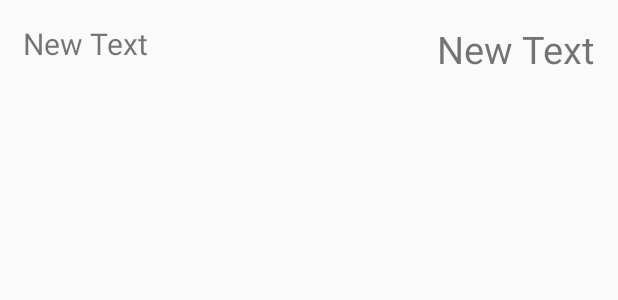
After one commit to Norapol/BroadcasterTest, an Android app: the layout score_listview.xml on its own in the app's theme, with its tools: preview values and no code run, on a phone screen of 412 x 824 dp. The commit adds this screen. Shown: the top 300 px of the screen. Run offline under Robolectric (Android 15) with nearby library versions, the phone set to English and light mode, and no system bars.

Commit message:
Finish 11 March 2016

```diff
--- a/app/src/main/AndroidManifest.xml
+++ b/app/src/main/AndroidManifest.xml
@@ -34,8 +34,10 @@
             android:screenOrientation="landscape" />
         <activity
             android:name=".ShowScoreActivity"
-            android:screenOrientation="landscape">
-        </activity>
+            android:screenOrientation="landscape"></activity>
+        <activity
+            android:name=".ListScoreActivity"
+            android:screenOrientation="landscape"></activity>
     </application>
 
 </manifest>
--- /dev/null
+++ b/app/src/main/res/layout-land/score_listview.xml
@@ -0,0 +1,28 @@
+<?xml version="1.0" encoding="utf-8"?>
+<LinearLayout xmlns:android="http://schemas.android.com/apk/res/android"
+    android:orientation="horizontal" android:layout_width="wrap_content"
+    android:layout_height="wrap_content">
+
+    <RelativeLayout
+        android:layout_width="match_parent"
+        android:layout_height="wrap_content">
+
+        <TextView
+            android:layout_width="wrap_content"
+            android:layout_height="wrap_content"
+            android:text="New Text"
+            android:id="@+id/textView9"
+            android:layout_alignParentLeft="true"
+            android:textSize="@dimen/h2"
+            android:layout_margin="15dp" />
+
+        <TextView
+            android:layout_width="wrap_content"
+            android:layout_height="wrap_content"
+            android:text="New Text"
+            android:id="@+id/textView10"
+            android:layout_alignParentRight="true"
+            android:textSize="@dimen/h1"
+            android:layout_margin="15dp" />
+    </RelativeLayout>
+</LinearLayout>
--- /dev/null
+++ b/app/src/main/res/layout/score_listview.xml
@@ -0,0 +1,28 @@
+<?xml version="1.0" encoding="utf-8"?>
+<LinearLayout xmlns:android="http://schemas.android.com/apk/res/android"
+    android:orientation="horizontal" android:layout_width="wrap_content"
+    android:layout_height="wrap_content">
+
+    <RelativeLayout
+        android:layout_width="match_parent"
+        android:layout_height="wrap_content">
+
+        <TextView
+            android:layout_width="wrap_content"
+            android:layout_height="wrap_content"
+            android:text="New Text"
+            android:id="@+id/textView9"
+            android:layout_alignParentLeft="true"
+            android:textSize="@dimen/h2"
+            android:layout_margin="15dp" />
+
+        <TextView
+            android:layout_width="wrap_content"
+            android:layout_height="wrap_content"
+            android:text="New Text"
+            android:id="@+id/textView10"
+            android:layout_alignParentRight="true"
+            android:textSize="@dimen/h1"
+            android:layout_margin="15dp" />
+    </RelativeLayout>
+</LinearLayout>
```
Also changed, not shown: app/src/main/java/rmutr/narubeth/saowarak/norapol/broadcastertest/ListScoreActivity.java (added, +54 -0 lines), app/src/main/java/rmutr/narubeth/saowarak/norapol/broadcastertest/ScoreAdapter.java (added, +56 -0 lines), app/src/main/java/rmutr/narubeth/saowarak/norapol/broadcastertest/ShowScoreActivity.java (+15 -1 lines), app/src/main/res/layout-land/activity_list_score.xml (added, +16 -0 lines), app/src/main/res/layout/activity_list_score.xml (added, +12 -0 lines).
